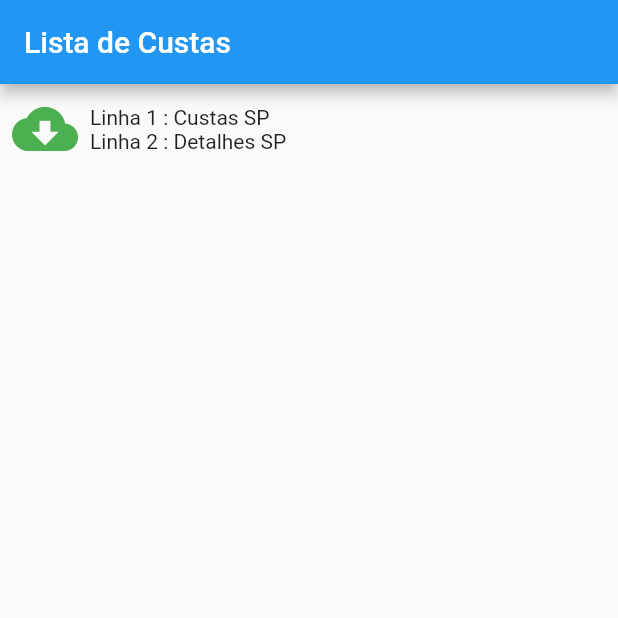
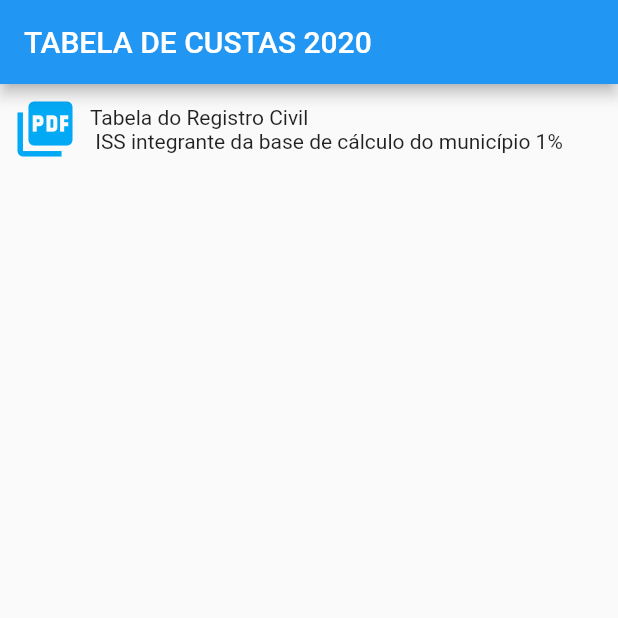
Before and after one commit to marcosnastri/flutter_open_pdf, a Flutter app: the screen it shows after launch, on a phone screen of 412 x 824 dp, the top half of it. Run offline on Flutter 3.47's test engine with Material 2 defaults, Android fonts, the phone set to English and light mode, and no system bars.

Commit message:
versao alterando o icone

```diff
--- a/lib/main.dart
+++ b/lib/main.dart
@@ -26,14 +26,14 @@ class ListaScreen extends StatelessWidget {
   @override
   Widget build(BuildContext context) {
     return new Scaffold(
-        appBar: new AppBar(title: new Text("Lista de Custas")),
+        appBar: new AppBar(title: new Text("TABELA DE CUSTAS 2020")),
         body: Column(
           mainAxisAlignment: MainAxisAlignment.center,
           mainAxisSize: MainAxisSize.min,
           children: <Widget>[
             new Row(children: [
               IconButton(
-                icon: new Icon(Icons.cloud_download, color: Colors.green),
+                icon: new Icon(Icons.picture_as_pdf, color: Colors.lightBlue),
                 iconSize: 44.0,
                 onPressed: () {
                   abrepdf();
@@ -41,9 +41,10 @@ class ListaScreen extends StatelessWidget {
               ),
               new Column(
                   crossAxisAlignment: CrossAxisAlignment.start,
+                  mainAxisSize: MainAxisSize.max,
                   children: <Widget>[
-                    Text("Linha 1 : Custas SP"),
-                    Text("Linha 2 : Detalhes SP")
+                    Text("Tabela do Registro Civil"),
+                    Text(" ISS integrante da base de cálculo do município 1%")
                   ])
             ])
           ],
```
Also changed, not shown: 3 other files.
